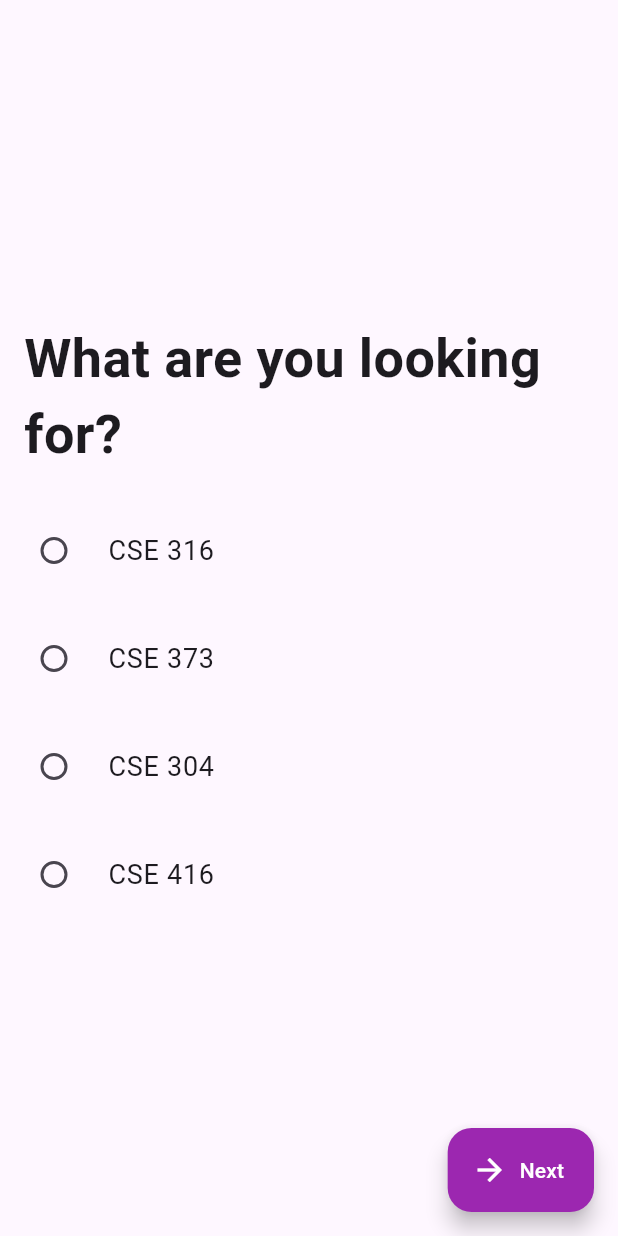
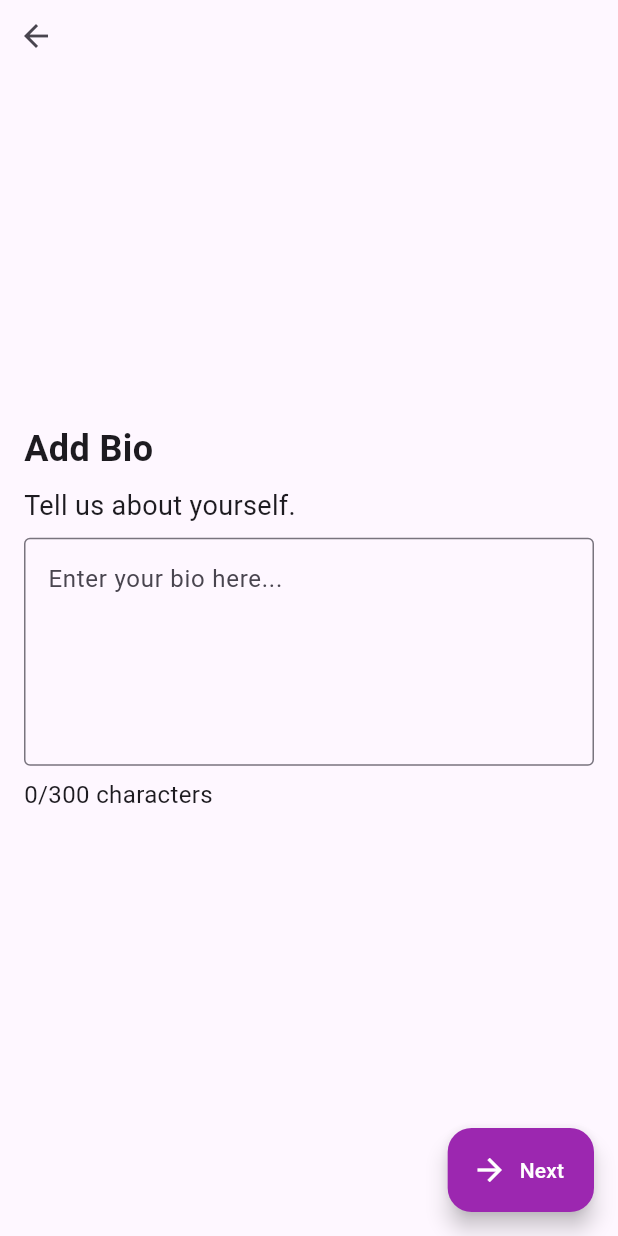
Before and after one commit to dyscott/fumble, a Flutter app: the CreateProfilePage2 screen opened directly, after a tap on "Next", on a phone screen of 412 x 824 dp. Run offline on Flutter 3.47's test engine with Material 3 defaults, Android fonts, the phone set to English and light mode, and no system bars; our stand-ins replace image_picker, pocketbase, shared_preferences; missing offline and left inert: swiping_card_deck; accounts and stored records are empty.

Commit message:
Link pages

```diff
--- a/client/lib/card.dart
+++ b/client/lib/card.dart
@@ -44,7 +44,6 @@ class _CardPageState extends State<CardPage> {
                       onPressed: () {
                         // Handle the action when the left button is pressed
                       },
-                       backgroundColor: Colors.deepOrange
                       color: Colors.white, // Icon color
                     ),
                     // Add right-aligned button
--- a/client/lib/main.dart
+++ b/client/lib/main.dart
@@ -44,7 +44,7 @@ class Home extends StatelessWidget {
       body: Stack(
         fit: StackFit.expand,
         children: [
-          Image.asset('assets/images/coding.jpg', fit: BoxFit.cover),
+          Image.asset('assets/images/giraffe.jpg', fit: BoxFit.cover),
           BackdropFilter(
             filter: ImageFilter.blur(sigmaX: 2.5, sigmaY: 2.5),
             child: Container(
--- a/client/lib/pages/create/page2.dart
+++ b/client/lib/pages/create/page2.dart
@@ -1,6 +1,7 @@
 import 'package:flutter/material.dart';
 
 import 'common.dart';
+import 'page3.dart';
 
 class CreateProfilePage2 extends StatefulWidget {
   const CreateProfilePage2({super.key});
@@ -22,8 +23,12 @@ class _CreateProfilePage2State extends State<CreateProfilePage2> {
   @override
   Widget build(BuildContext context) {
     return Scaffold(
-      body: Center(
-        child: Column(
+      body: SafeArea(
+        child: Stack(
+          alignment: Alignment.topLeft,
+          children: [
+            const BackButton(),
+            Column(
               mainAxisAlignment: MainAxisAlignment.center,
               crossAxisAlignment: CrossAxisAlignment.center,
               children: <Widget>[
@@ -62,8 +67,16 @@ class _CreateProfilePage2State extends State<CreateProfilePage2> {
                     .toList(),
               ],
             ),
+          ],
         ),
-      floatingActionButton: NextButton(onPressed: () {}),
+      ),
+      floatingActionButton: NextButton(onPressed: () {
+        // Navigate to the next page
+        Navigator.push(
+          context,
+          MaterialPageRoute(builder: (context) => const CreateProfilePage3()),
+        );
+      }),
       floatingActionButtonLocation: FloatingActionButtonLocation.endFloat,
     );
   }
--- /dev/null
+++ b/client/lib/pages/create/page3.dart
@@ -0,0 +1,102 @@
+import 'package:flutter/material.dart';
+
+import 'common.dart';
+import 'page4.dart';
+
+class CreateProfilePage3 extends StatefulWidget {
+  const CreateProfilePage3({super.key});
+
+  @override
+  State<CreateProfilePage3> createState() => _CreateProfilePage3State();
+}
+
+class _CreateProfilePage3State extends State<CreateProfilePage3> {
+  // Variable to store the bio string
+  String bio = '';
+
+  // Define a focus node for the text field
+  final FocusNode _textFieldFocusNode = FocusNode();
+
+  @override
+  void initState() {
+    super.initState();
+    // Unfocus the text field when the page loads
+    _textFieldFocusNode.unfocus();
+  }
+
+  @override
+  void dispose() {
+    // Dispose of the focus node when the widget is disposed
+    _textFieldFocusNode.dispose();
+    super.dispose();
+  }
+
+  @override
+  Widget build(BuildContext context) {
+    return Scaffold(
+      body: SafeArea(
+        child: Stack(
+          alignment: Alignment.topLeft,
+          children: [
+            const BackButton(),
+            Center(
+              child: Padding(
+                padding: const EdgeInsets.symmetric(horizontal: 16.0),
+                child: Column(
+                  crossAxisAlignment: CrossAxisAlignment.start,
+                  mainAxisAlignment: MainAxisAlignment.center,
+                  children: [
+                    const Text(
+                      'Add Bio',
+                      style: TextStyle(
+                        fontSize: 24.0,
+                        fontWeight: FontWeight.bold,
+                      ),
+                    ),
+                    const SizedBox(height: 8.0),
+                    const Text(
+                      'Tell us about yourself.',
+                      style: TextStyle(
+                        fontSize: 18.0,
+                      ),
+                    ),
+                    const SizedBox(height: 8.0),
+                    TextField(
+                      focusNode: _textFieldFocusNode, // Assign the focus node
+                      maxLines: 5,
+                      decoration: const InputDecoration(
+                        hintText: 'Enter your bio here...',
+                        border: OutlineInputBorder(),
+                      ),
+                      onChanged: (value) {
+                        // Update the bio variable when the text changes
+                        setState(() {
+                          bio = value;
+                        });
+                      },
+                    ),
+                    const SizedBox(height: 8.0),
+                    Text(
+                      '${bio.length}/300 characters',
+                      style: const TextStyle(
+                        fontSize: 16.0,
+                      ),
+                    ),
+                  ],
+                ),
+              ),
+            )
+          ],
+        ),
+      ),
+      floatingActionButton: NextButton(onPressed: () {
+        // Navigate to the next page
+        Navigator.push(
+          context,
+          MaterialPageRoute(builder: (context) => const CreateProfilePage4()),
+        );
+      }),
+      floatingActionButtonLocation: FloatingActionButtonLocation.endFloat,
+    );
+  }
+}
```
Also changed, not shown: client/lib/bioform.dart (deleted, +0 -96 lines), client/lib/confirm.dart (deleted, +0 -59 lines), client/lib/pages/create/page1.dart (+9 -1 lines), client/lib/pages/create/page4.dart (added, +69 -0 lines), client/assets/images/coding.jpg (deleted), client/assets/images/landing.jpg (added), 2 other files. Lines whose indentation alone changed are shown as unchanged.
